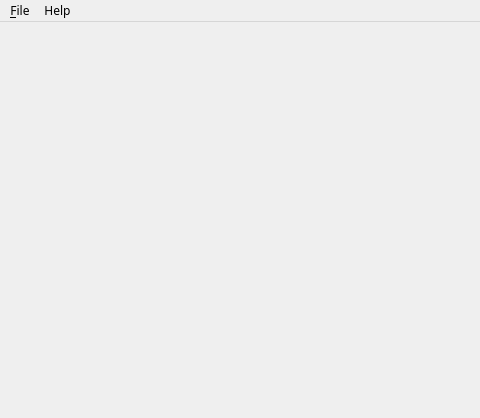
The window that resources/main_view.ui (Oh-JongJin/js08) describes before a commit, drawn with Qt 5; both pictures show x 0 to 480 and y 0 to 418 of the 800 by 600 pixel window.
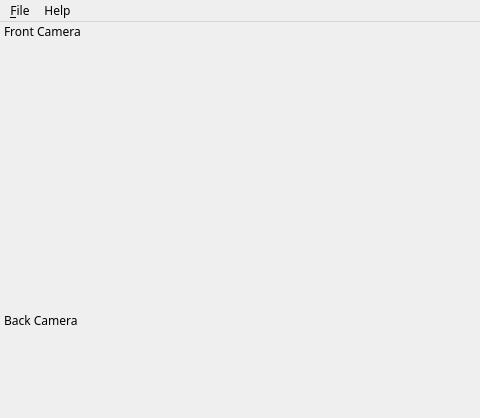
The same window after the commit.

Commit message: Modify to remove title bar of dock widget

What changed in the file:
```diff
--- a/resources/main_view.ui
+++ b/resources/main_view.ui
@@ -62,6 +62,35 @@
     <property name="spacing">
      <number>0</number>
     </property>
+    <item row="0" column="0">
+     <layout class="QVBoxLayout" name="verticalLayout">
+      <item>
+       <widget class="QDockWidget" name="video_dock">
+        <property name="floating">
+         <bool>false</bool>
+        </property>
+        <property name="features">
+         <set>QDockWidget::NoDockWidgetFeatures</set>
+        </property>
+        <property name="windowTitle">
+         <string>Front Camera</string>
+        </property>
+        <widget class="QWidget" name="dockWidgetContents"/>
+       </widget>
+      </item>
+      <item>
+       <widget class="QDockWidget" name="video_dock2">
+        <property name="features">
+         <set>QDockWidget::NoDockWidgetFeatures</set>
+        </property>
+        <property name="windowTitle">
+         <string>Back Camera</string>
+        </property>
+        <widget class="QWidget" name="dockWidgetContents_2"/>
+       </widget>
+      </item>
+     </layout>
+    </item>
    </layout>
   </widget>
   <widget class="QMenuBar" name="menubar">
```
Left out of the diff: 2 changed lines with no effect on the pictures. The commit also changes 1 other file.
